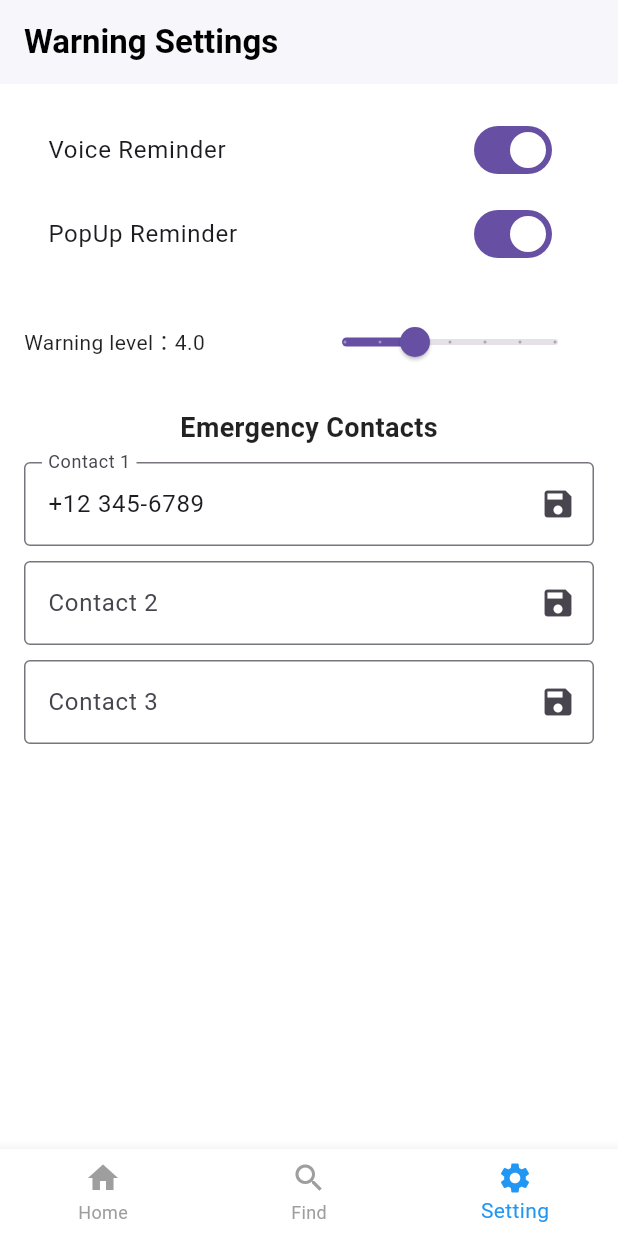
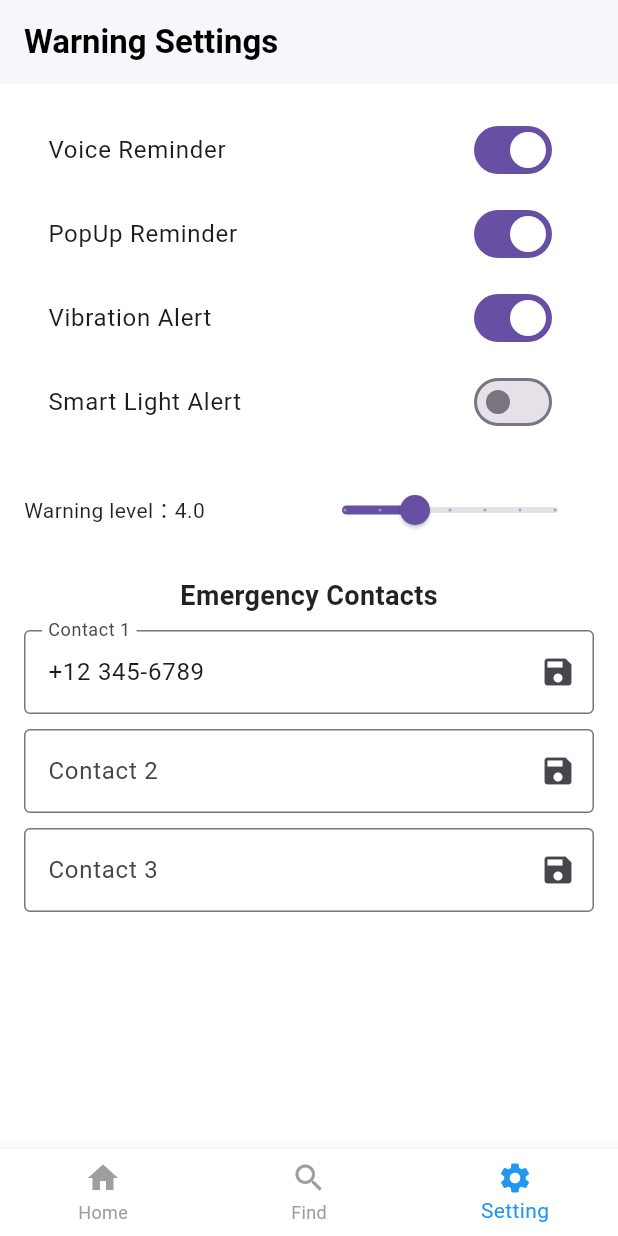
Before and after one commit to Tyke0318/The-Earthquake-Early-Warning-EEW-System, a Flutter app: the screen it shows after launch, item 3 of the bottom bar chosen, on a phone screen of 412 x 824 dp. Run offline on Flutter 3.47's test engine with Material 3 defaults, Android fonts, the phone set to English and light mode, and no system bars; our stand-ins replace flutter_map, latlong2; network calls fail.

Commit message:
updated some functions

```diff
--- a/lib/1st_screens/find_screen.dart
+++ b/lib/1st_screens/find_screen.dart
@@ -93,11 +93,11 @@ class FindScreenState extends State<FindScreen> {
                 ),
                 SizedBox(height: 24),
                 Text(
-                  "来源：${news['source']}",
+                  "Source：${news['source']}",
                   style: TextStyle(color: Colors.grey),
                 ),
                 Text(
-                  "发布时间：${news['time']}",
+                  "Release Time：${news['time']}",
                   style: TextStyle(color: Colors.grey),
                 ),
               ],
@@ -195,7 +195,7 @@ class FindScreenState extends State<FindScreen> {
   Widget _buildSearchField() {
     return TextField(
       decoration: InputDecoration(
-        hintText: "Search ...",
+        hintText: "Search here ...",
         border: InputBorder.none,
         prefixIcon: Icon(Icons.search),
         suffixIcon: _searchQuery != null ? IconButton(
--- a/lib/1st_screens/setting_screen.dart
+++ b/lib/1st_screens/setting_screen.dart
@@ -10,6 +10,8 @@ class SettingScreen extends StatefulWidget {
 class SettingScreenState extends State<SettingScreen> {
   bool soundAlert = true;
   bool popupAlert = true;
+  bool vibration = true; // 新增：震动提醒
+  bool smartLight = false; // 新增：智能灯提醒
   double warningLevel = 4.0;
   List<String> emergencyContacts = ['+12 345-6789', '', ''];
   final List<TextEditingController> _controllers = [];
@@ -52,6 +54,18 @@ class SettingScreenState extends State<SettingScreen> {
               title: Text("PopUp Reminder"),
               value: popupAlert,
               onChanged: (val) => setState(() => popupAlert = val),
+            ),
+            // 新增：Vibration 开关
+            SwitchListTile(
+              title: Text("Vibration Alert"),
+              value: vibration,
+              onChanged: (val) => setState(() => vibration = val),
+            ),
+            // 新增：Smart Light 开关
+            SwitchListTile(
+              title: Text("Smart Light Alert"),
+              value: smartLight,
+              onChanged: (val) => setState(() => smartLight = val),
             ),
             SizedBox(height: 20),
             Row(
```
